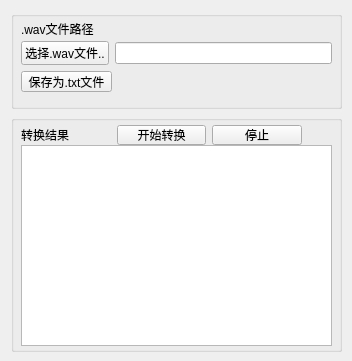
Above: widget.ui from llltttwww/DirectTransferer before the change. Below: the same form after it.
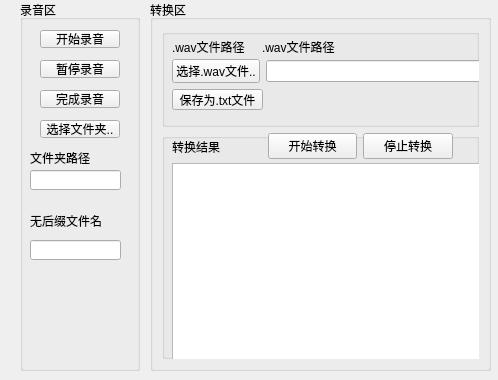
That is the form after the change.

The edit to the form file:
```diff
--- a/widget.ui
+++ b/widget.ui
@@ -6,22 +6,25 @@
    <rect>
     <x>0</x>
     <y>0</y>
-    <width>352</width>
-    <height>361</height>
+    <width>498</width>
+    <height>380</height>
    </rect>
   </property>
   <property name="windowTitle">
    <string>VoiceTransferer</string>
   </property>
-  <widget class="QWidget" name="layoutWidget">
+  <widget class="QGroupBox" name="grpupBoxTransfer">
    <property name="geometry">
     <rect>
-     <x>11</x>
-     <y>11</y>
-     <width>331</width>
-     <height>341</height>
+     <x>150</x>
+     <y>0</y>
+     <width>341</width>
+     <height>371</height>
     </rect>
    </property>
+   <property name="title">
+    <string>转换区</string>
+   </property>
    <layout class="QVBoxLayout" name="verticalLayout">
     <item>
      <widget class="QGroupBox" name="groupBox_2">
@@ -82,6 +85,19 @@
         <string>保存为.txt文件</string>
        </property>
       </widget>
+      <widget class="QLabel" name="label_4">
+       <property name="geometry">
+        <rect>
+         <x>100</x>
+         <y>10</y>
+         <width>81</width>
+         <height>16</height>
+        </rect>
+       </property>
+       <property name="text">
+        <string>.wav文件路径</string>
+       </property>
+      </widget>
      </widget>
     </item>
     <item>
@@ -103,9 +119,9 @@
        <property name="geometry">
         <rect>
          <x>10</x>
-         <y>10</y>
+         <y>0</y>
          <width>281</width>
-         <height>20</height>
+         <height>27</height>
         </rect>
        </property>
        <layout class="QHBoxLayout" name="horizontalLayout_2">
@@ -126,7 +142,7 @@
         <item>
          <widget class="QPushButton" name="btnStop">
           <property name="text">
-           <string>停止</string>
+           <string>停止转换</string>
           </property>
          </widget>
         </item>
@@ -136,6 +152,117 @@
     </item>
    </layout>
   </widget>
+  <widget class="QGroupBox" name="groupBox">
+   <property name="geometry">
+    <rect>
+     <x>20</x>
+     <y>0</y>
+     <width>120</width>
+     <height>371</height>
+    </rect>
+   </property>
+   <property name="title">
+    <string>录音区</string>
+   </property>
+   <widget class="QPushButton" name="btnStartRecord">
+    <property name="geometry">
+     <rect>
+      <x>20</x>
+      <y>30</y>
+      <width>80</width>
+      <height>18</height>
+     </rect>
+    </property>
+    <property name="text">
+     <string>开始录音</string>
+    </property>
+   </widget>
+   <widget class="QPushButton" name="btnPauseRecord">
+    <property name="geometry">
+     <rect>
+      <x>20</x>
+      <y>60</y>
+      <width>80</width>
+      <height>18</height>
+     </rect>
+    </property>
+    <property name="text">
+     <string>暂停录音</string>
+    </property>
+   </widget>
+   <widget class="QPushButton" name="btnStopRecord">
+    <property name="geometry">
+     <rect>
+      <x>20</x>
+      <y>90</y>
+      <width>80</width>
+      <height>18</height>
+     </rect>
+    </property>
+    <property name="text">
+     <string>完成录音</string>
+    </property>
+   </widget>
+   <widget class="QPushButton" name="btnChooseDir">
+    <property name="geometry">
+     <rect>
+      <x>20</x>
+      <y>120</y>
+      <width>80</width>
+      <height>18</height>
+     </rect>
+    </property>
+    <property name="text">
+     <string>选择文件夹..</string>
+    </property>
+   </widget>
+   <widget class="QLineEdit" name="dirPathEdit">
+    <property name="geometry">
+     <rect>
+      <x>10</x>
+      <y>170</y>
+      <width>91</width>
+      <height>20</height>
+     </rect>
+    </property>
+   </widget>
+   <widget class="QLineEdit" name="fileNameEdit">
+    <property name="geometry">
+     <rect>
+      <x>10</x>
+      <y>240</y>
+      <width>91</width>
+      <height>20</height>
+     </rect>
+    </property>
+   </widget>
+   <widget class="QLabel" name="label_2">
+    <property name="geometry">
+     <rect>
+      <x>10</x>
+      <y>150</y>
+      <width>61</width>
+      <height>16</height>
+     </rect>
+    </property>
+    <property name="text">
+     <string>文件夹路径</string>
+    </property>
+   </widget>
+   <widget class="QLabel" name="label_3">
+    <property name="geometry">
+     <rect>
+      <x>10</x>
+      <y>210</y>
+      <width>81</width>
+      <height>21</height>
+     </rect>
+    </property>
+    <property name="text">
+     <string>无后缀文件名</string>
+    </property>
+   </widget>
+  </widget>
  </widget>
  <resources/>
  <connections/>
```
Left out of the diff: 4 changed lines with no effect on the pictures.
